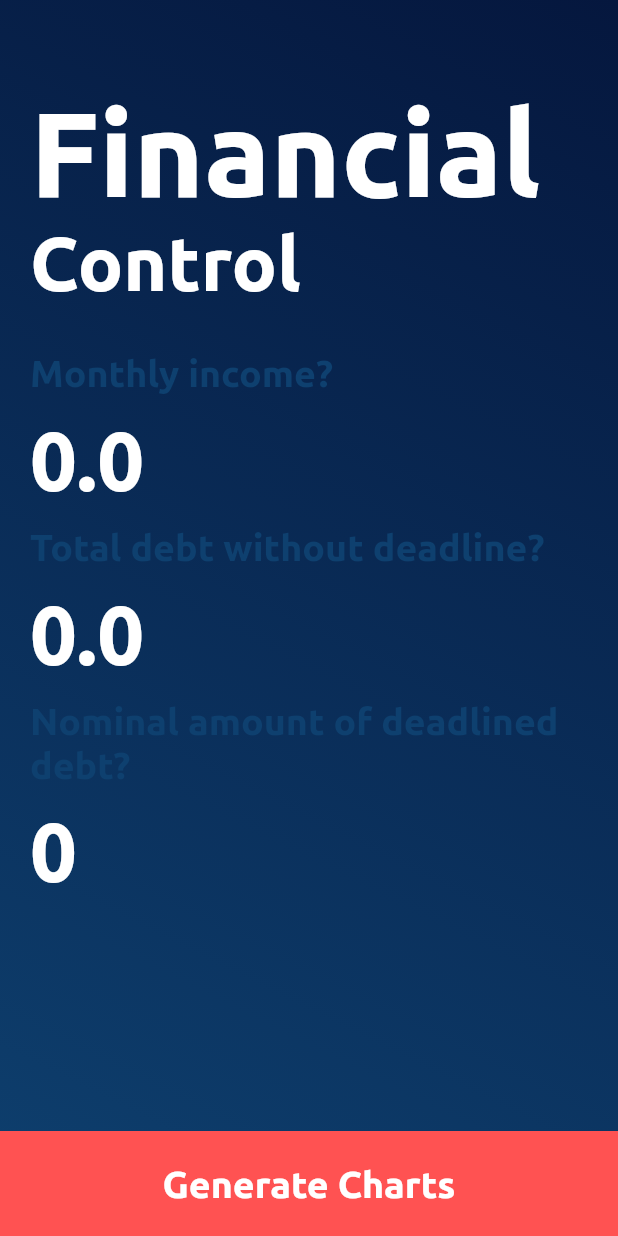
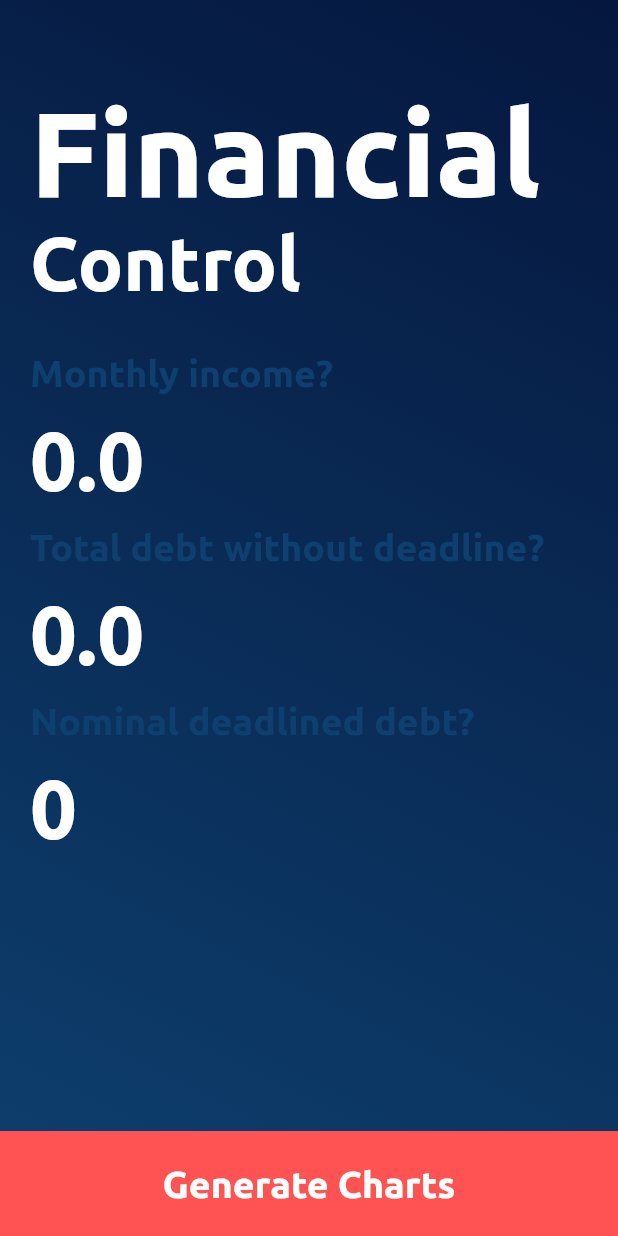
Before and after one commit to alkimo/finControl, a Flutter app: the screen it shows after launch, on a phone screen of 412 x 824 dp. Run offline on Flutter 3.47's test engine with Material 2 defaults, Android fonts, the phone set to English and light mode, and no system bars; our stand-ins replace flutter_keyboard_visibility; missing offline and left inert: hexagon.

Commit message:
Working On My Screen

```diff
--- a/lib/constants/sizes.dart
+++ b/lib/constants/sizes.dart
@@ -5,4 +5,6 @@ abstract class Sizes {
   static const questionSmallSize = 15.0;
   static const subTitleBigSize = 50.0;
   static const subTitleSmallSize = 30.0;
+  static const nominalDebtBigTextSize = 55.0;
+  static const nominalDebtSmallTextSize = 45.0;
 }
--- a/lib/page/intro_page.dart
+++ b/lib/page/intro_page.dart
@@ -23,6 +23,7 @@ class _IntroPageState extends State<IntroPage> {
   double titleSize = Sizes.titleBigSize;
   double subTitleSize = Sizes.subTitleBigSize;
   double questionSize = Sizes.questionBigSize;
+  double nominalDebtTextSize = Sizes.nominalDebtBigTextSize;
   int nominalDebt = 0;
 
   @override
@@ -62,8 +63,8 @@ class _IntroPageState extends State<IntroPage> {
                   ValueInput(),
                   Question("Total debt without deadline?", questionSize),
                   ValueInput(),
-                  Question("Nominal amount of deadlined debt?", questionSize),
-                  NominalDebtInput(nominalDebtController),
+                  Question("Nominal deadlined debt?", questionSize),
+                  NominalDebtInput(nominalDebtController, nominalDebtTextSize),
                 ],
               ),
             ),
@@ -87,10 +88,12 @@ class _IntroPageState extends State<IntroPage> {
       titleSize = Sizes.titleSmallSize;
       subTitleSize = Sizes.subTitleSmallSize;
       questionSize = Sizes.questionSmallSize;
+      nominalDebtTextSize = Sizes.nominalDebtSmallTextSize;
     } else {
       titleSize = Sizes.titleBigSize;
       subTitleSize = Sizes.subTitleBigSize;
       questionSize = Sizes.questionBigSize;
+      nominalDebtTextSize = Sizes.nominalDebtBigTextSize;
     }
   }
 
--- a/lib/widget/input/deadlined_debt_input.dart
+++ b/lib/widget/input/deadlined_debt_input.dart
@@ -38,12 +38,13 @@ class DeadlinedDebtInput extends StatelessWidget {
                           width: 115,
                           child: TextField(
                             style: TextStyle(
-                              fontSize: 25,
+                              fontSize: 15,
                               color: Colors.black,
                             ),
                             keyboardType:
                             TextInputType.datetime,
                             decoration: InputDecoration(
+                              contentPadding: EdgeInsets.only(left: 15),
                               hintText: "0.0",
                               border:
                               const OutlineInputBorder(),
@@ -77,6 +78,7 @@ class DeadlinedDebtInput extends StatelessWidget {
                               keyboardType:
                               TextInputType.datetime,
                               decoration: InputDecoration(
+                                contentPadding: EdgeInsets.only(left: 15),
                                 hintText: "dd/mm/aaaa",
                                 border:
                                 const OutlineInputBorder(),
--- a/lib/widget/input/nominal_debt_input.dart
+++ b/lib/widget/input/nominal_debt_input.dart
@@ -2,15 +2,15 @@ import 'package:flutter/material.dart';
 
 class NominalDebtInput extends StatefulWidget {
   final TextEditingController nominalDebtController;
+  double fontsize;
 
-  NominalDebtInput(this.nominalDebtController);
+  NominalDebtInput(this.nominalDebtController, this.fontsize);
 
   @override
   _NominalDebtInputState createState() => _NominalDebtInputState();
 }
 
 class _NominalDebtInputState extends State<NominalDebtInput> {
-
   @override
   Widget build(BuildContext context) {
     return Column(
@@ -18,7 +18,10 @@ class _NominalDebtInputState extends State<NominalDebtInput> {
         TextField(
           controller: widget.nominalDebtController,
           style: TextStyle(
-              fontSize: 35, color: Colors.white, fontFamily: 'Ubuntu'),
+              fontSize: widget.fontsize,
+              color: Colors.white,
+              fontFamily: 'Ubuntu'
+          ),
           keyboardType: TextInputType.number,
           decoration: InputDecoration(
             border: InputBorder.none,
```
